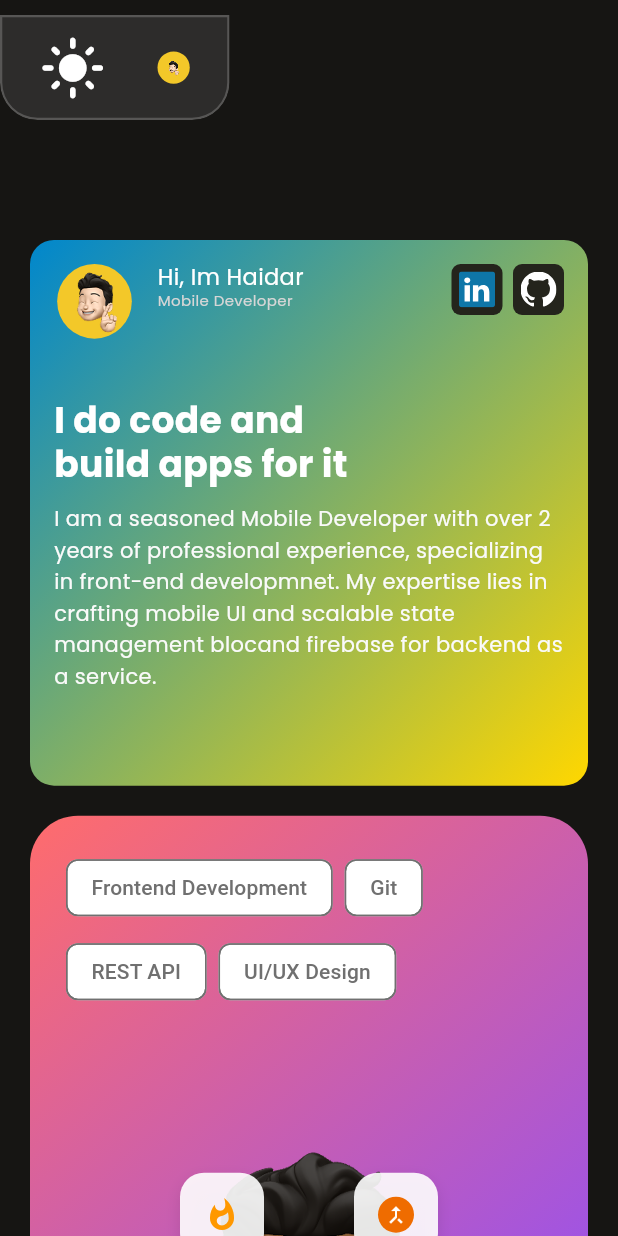
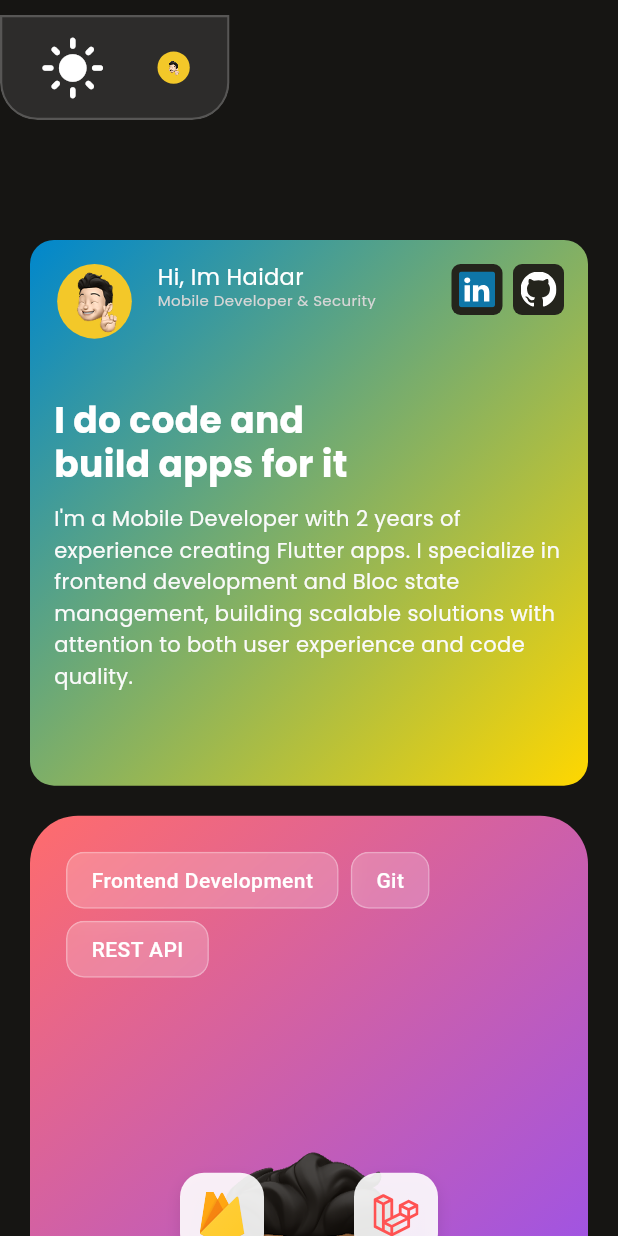
Before and after one commit to haidarahlan/my-website, a Flutter app: the screen it shows after launch, on a phone screen of 412 x 824 dp. Run offline on Flutter 3.47's test engine with Material 3 defaults, Android fonts, the phone set to English and light mode, and no system bars; drawn by our look-alikes of loader_overlay; our stand-ins replace auto_route, connectivity_plus, flutter_screenutil, flutter_svg, get_it, google_fonts and 1 more; generated files the repository leaves out were written again; Roboto replaces fonts that are missing (Nunito).

Commit message:
feat(ui): add skill & glass effect skills

```diff
--- a/lib/features/home/presentation/widgets/avatar_ui/home_avatar_skill_card_ui.dart
+++ b/lib/features/home/presentation/widgets/avatar_ui/home_avatar_skill_card_ui.dart
@@ -1,3 +1,5 @@
+import 'dart:ui';
+
 import 'package:flutter/material.dart';
 import 'package:haidar_website/gen/assets.gen.dart';
 
@@ -46,10 +48,9 @@ class HomeAvatarSkillCardUi extends StatelessWidget {
                   spacing: 8,
                   runSpacing: 8,
                   children: [
-                    Chip(elevation: 3, label: Text("Frontend Development")),
-                    Chip(elevation: 3, label: Text("Git")),
-                    Chip(elevation: 3, label: Text("REST API")),
-                    Chip(elevation: 3, label: Text("UI/UX Design")),
+                    _buildGlassTag("Frontend Development"),
+                    _buildGlassTag("Git"),
+                    _buildGlassTag("REST API"),
                   ],
                 ),
               ],
@@ -68,23 +69,10 @@ class HomeAvatarSkillCardUi extends StatelessWidget {
             left: isMobile == true ? 100 : 20,
             bottom: 80,
             child: _buildSkillIcon(
-              child: Container(
-                width: 24,
-                height: 24,
-                decoration: BoxDecoration(
-                  color: Colors.blue[700],
-                  borderRadius: BorderRadius.circular(4),
-                ),
-                child: const Center(
-                  child: Text(
-                    'D',
-                    style: TextStyle(
-                      color: Colors.white,
-                      fontWeight: FontWeight.bold,
-                      fontSize: 16,
-                    ),
-                  ),
-                ),
+              child: Assets.icons.logo.dart.svg(
+                width: 30,
+                height: 30,
+                fit: BoxFit.cover,
               ),
             ),
           ),
@@ -94,10 +82,10 @@ class HomeAvatarSkillCardUi extends StatelessWidget {
             left: isMobile == true ? 100 : 20,
             bottom: 140,
             child: _buildSkillIcon(
-              child: Icon(
-                Icons.whatshot,
-                color: Colors.orange,
-                size: 24,
+              child: Assets.icons.logo.firebase.svg(
+                width: 30,
+                height: 30,
+                fit: BoxFit.cover,
               ),
             ),
           ),
@@ -107,18 +95,10 @@ class HomeAvatarSkillCardUi extends StatelessWidget {
             right: isMobile == true ? 100 : 20,
             bottom: 140,
             child: _buildSkillIcon(
-              child: Container(
-                width: 24,
-                height: 24,
-                decoration: BoxDecoration(
-                  color: Colors.orange[800],
-                  borderRadius: BorderRadius.circular(12),
-                ),
-                child: const Icon(
-                  Icons.merge_type,
-                  color: Colors.white,
-                  size: 16,
-                ),
+              child: Assets.icons.logo.laravel.svg(
+                width: 30,
+                height: 30,
+                fit: BoxFit.cover,
               ),
             ),
           ),
@@ -128,23 +108,10 @@ class HomeAvatarSkillCardUi extends StatelessWidget {
             right: isMobile == true ? 100 : 20,
             bottom: 80,
             child: _buildSkillIcon(
-              child: Container(
-                width: 24,
-                height: 24,
-                decoration: BoxDecoration(
-                  color: Colors.green[600],
-                  borderRadius: BorderRadius.circular(4),
-                ),
-                child: const Center(
-                  child: Text(
-                    'API',
-                    style: TextStyle(
-                      color: Colors.white,
-                      fontWeight: FontWeight.bold,
-                      fontSize: 8,
-                    ),
-                  ),
-                ),
+              child: Assets.icons.logo.php.svg(
+                width: 30,
+                height: 30,
+                fit: BoxFit.cover,
               ),
             ),
           ),
@@ -154,14 +121,43 @@ class HomeAvatarSkillCardUi extends StatelessWidget {
             right: isMobile == true ? 100 : 20,
             bottom: 20,
             child: _buildSkillIcon(
-              child: Icon(
-                Icons.bug_report,
-                color: Colors.purple,
-                size: 24,
+              child: Assets.icons.logo.javascript.svg(
+                width: 30,
+                height: 30,
+                fit: BoxFit.cover,
               ),
             ),
           ),
         ],
+      ),
+    );
+  }
+
+  Widget _buildGlassTag(String text) {
+    return ClipRRect(
+      borderRadius: BorderRadius.circular(12),
+      child: BackdropFilter(
+        filter: ImageFilter.blur(sigmaX: 10, sigmaY: 10),
+        child: Container(
+          padding: const EdgeInsets.symmetric(horizontal: 16, vertical: 8),
+          decoration: BoxDecoration(
+            color: Colors.white.withValues(alpha: 0.2),
+            borderRadius: BorderRadius.circular(12),
+            border: Border.all(
+              color: Colors.white.withValues(alpha: 0.3),
+              width: 1,
+            ),
+          ),
+          child: Text(
+            text,
+            style: const TextStyle(
+              color: Colors.white,
+              fontSize: 14,
+              fontWeight: FontWeight.w500,
+              letterSpacing: 0.3,
+            ),
+          ),
+        ),
       ),
     );
   }
--- a/lib/features/home/presentation/widgets/profile_description/home_profile_description_card_ui.dart
+++ b/lib/features/home/presentation/widgets/profile_description/home_profile_description_card_ui.dart
@@ -57,7 +57,7 @@ class HomeProfileDescriptionCardUi extends StatelessWidget {
                             height: 1.2,
                           ),
                         ),
-                        Text('Mobile Developer',
+                        Text('Mobile Developer & Security Enthusiast',
                             softWrap: true,
                             maxLines: 1,
                             style: primaryTextStyle.copyWith(
@@ -98,7 +98,7 @@ class HomeProfileDescriptionCardUi extends StatelessWidget {
               ConstrainedBox(
                 constraints: BoxConstraints(maxWidth: isMobile ? 456 : 565),
                 child: Text(
-                  'I am a seasoned Mobile Developer with over 2 years of professional experience, specializing in front-end developmnet. My expertise lies in crafting mobile UI and scalable state management blocand firebase for backend as a service.',
+                  "I'm a Mobile Developer with 2 years of experience creating Flutter apps. I specialize in frontend development and Bloc state management, building scalable solutions with attention to both user experience and code quality.",
                   style: primaryTextStyle.copyWith(
                     color: AppColors.grey3,
                     fontSize: isMobile ? 14 : 16,
--- a/lib/gen/assets.gen.dart
+++ b/lib/gen/assets.gen.dart
@@ -105,6 +105,13 @@ class $AssetsImagesGen {
 class $AssetsIconsLogoGen {
   const $AssetsIconsLogoGen();
 
+  /// File path: assets/icons/logo/dart.svg
+  SvgGenImage get dart => const SvgGenImage('assets/icons/logo/dart.svg');
+
+  /// File path: assets/icons/logo/firebase.svg
+  SvgGenImage get firebase =>
+      const SvgGenImage('assets/icons/logo/firebase.svg');
+
   /// File path: assets/icons/logo/github.svg
   SvgGenImage get github => const SvgGenImage('assets/icons/logo/github.svg');
 
@@ -112,15 +119,35 @@ class $AssetsIconsLogoGen {
   SvgGenImage get instagram =>
       const SvgGenImage('assets/icons/logo/instagram.svg');
 
+  /// File path: assets/icons/logo/javascript.svg
+  SvgGenImage get javascript =>
+      const SvgGenImage('assets/icons/logo/javascript.svg');
+
+  /// File path: assets/icons/logo/laravel.svg
+  SvgGenImage get laravel => const SvgGenImage('assets/icons/logo/laravel.svg');
+
   /// File path: assets/icons/logo/linkedinnew.svg
   SvgGenImage get linkedinnew =>
       const SvgGenImage('assets/icons/logo/linkedinnew.svg');
+
+  /// File path: assets/icons/logo/php.svg
+  SvgGenImage get php => const SvgGenImage('assets/icons/logo/php.svg');
 
   /// File path: assets/icons/logo/spotify.svg
   SvgGenImage get spotify => const SvgGenImage('assets/icons/logo/spotify.svg');
 
   /// List of all assets
-  List<SvgGenImage> get values => [github, instagram, linkedinnew, spotify];
+  List<SvgGenImage> get values => [
+        dart,
+        firebase,
+        github,
+        instagram,
+        javascript,
+        laravel,
+        linkedinnew,
+        php,
+        spotify
+      ];
 }
 
 class Assets {
```
Also changed, not shown: assets/icons/logo/dart.svg (added), assets/icons/logo/firebase.svg (added), assets/icons/logo/javascript.svg (added), assets/icons/logo/laravel.svg (added), assets/icons/logo/php.svg (added).
